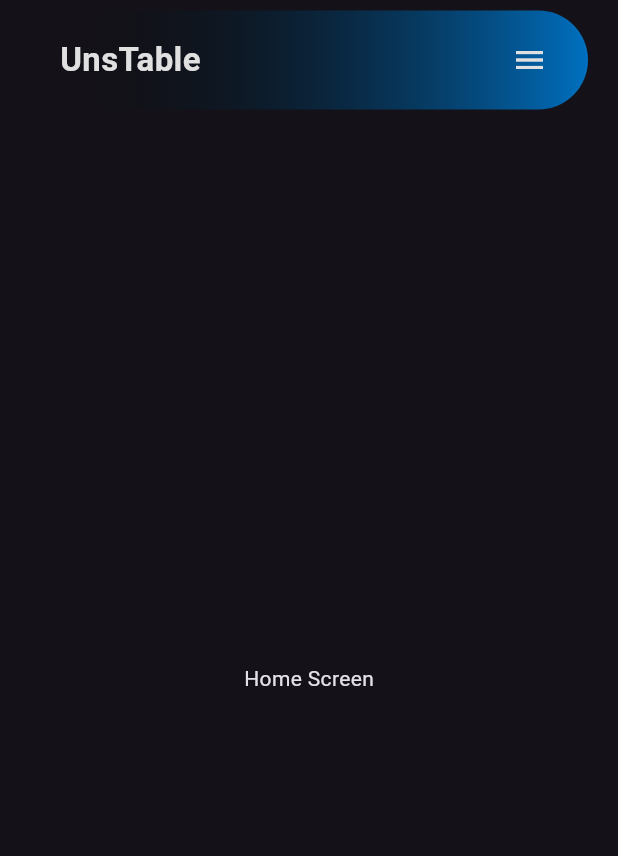
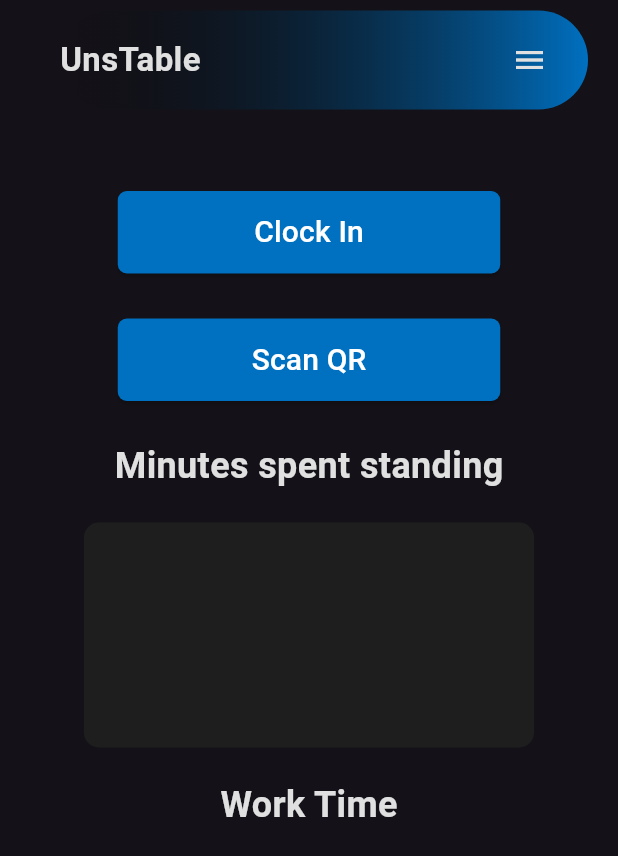
Before and after one commit to Intellivisionn/UnsTable, a Flutter app: the screen it shows after launch, on a phone screen of 412 x 824 dp. Shown: the top 856 px of the screen. Run offline on Flutter 3.47's test engine with Material 3 defaults, Android fonts, the phone set to English and light mode, and no system bars.

Commit message:
Refactor widget imports and update home screen layout

```diff
--- a/unstable/lib/pages/home_screen.dart
+++ b/unstable/lib/pages/home_screen.dart
@@ -1,6 +1,7 @@
 import 'package:flutter/material.dart';
 import 'package:unstable/constants/colors.dart';
-import 'package:unstable/widgets/new_drawer.dart';
+import 'package:unstable/widgets/Mobile/main_mobile.dart';
+import 'package:unstable/widgets/Mobile/new_drawer.dart';
 import 'package:unstable/widgets/site_logo.dart';
 
 class HomeScreen extends StatefulWidget {
@@ -53,8 +54,10 @@ class _HomeScreenState extends State<HomeScreen> {
           ),
         ),
       ),
-      body: const Center(
-        child: Text('Home Screen'),
+      body: ListView(
+        children: [
+          MainMobile(),
+        ],
       ),
     );
   }
--- a/unstable/lib/widgets/headder_mobile.dart
+++ b/unstable/lib/widgets/Mobile/headder_mobile.dart
@@ -4,10 +4,16 @@ import 'package:unstable/styles/style.dart';
 import 'package:unstable/widgets/site_logo.dart';
 
 class HeadderMobile extends StatelessWidget {
-  const HeadderMobile(
-      {super.key, this.onLogoTap, this.onMenuTap, required EdgeInsets padding});
+  const HeadderMobile({
+    super.key,
+    this.onLogoTap,
+    this.onMenuTap,
+    required EdgeInsets padding,
+  });
+
   final VoidCallback? onLogoTap;
   final VoidCallback? onMenuTap;
+
   @override
   Widget build(BuildContext context) {
     return Container(
@@ -25,9 +31,7 @@ class HeadderMobile extends StatelessWidget {
             icon: const Icon(Icons.menu),
             color: CustomColor.textColor,
           ),
-          const SizedBox(
-            width: 15,
-          ),
+          const SizedBox(width: 15),
         ],
       ),
     );
--- /dev/null
+++ b/unstable/lib/widgets/Mobile/main_mobile.dart
@@ -0,0 +1,105 @@
+import 'package:flutter/material.dart';
+import 'package:unstable/constants/colors.dart';
+
+class MainMobile extends StatelessWidget {
+  const MainMobile({super.key});
+
+  @override
+  Widget build(BuildContext context) {
+    var screenWidth = MediaQuery.of(context).size.width;
+    return Container(
+      margin: EdgeInsets.symmetric(horizontal: 20),
+      height: MediaQuery.of(context).size.height / 1.2,
+      constraints: BoxConstraints(minHeight: 350.0),
+      child: Row(
+        mainAxisAlignment: MainAxisAlignment.spaceEvenly,
+        children: [
+          Column(
+            mainAxisAlignment: MainAxisAlignment.center,
+            children: [
+              SizedBox(
+                width: 285,
+                height: 85,
+                child: Padding(
+                  padding: const EdgeInsets.all(15.0),
+                  child: ElevatedButton(
+                    onPressed: () {},
+                    style: btnStyle,
+                    child: const Text(
+                      'Clock In',
+                      style: TextStyle(color: Colors.white, fontSize: 20),
+                    ),
+                  ),
+                ),
+              ),
+              SizedBox(
+                width: 285,
+                height: 85,
+                child: Padding(
+                  padding: const EdgeInsets.all(15.0),
+                  child: ElevatedButton(
+                    onPressed: () {},
+                    style: btnStyle,
+                    child: const Text(
+                      'Scan QR',
+                      style: TextStyle(color: Colors.white, fontSize: 20),
+                    ),
+                  ),
+                ),
+              ),
+              const Padding(
+                padding: EdgeInsets.all(10.0),
+                child: Text(
+                  "Minutes spent standing",
+                  style: TextStyle(
+                      fontSize: 24,
+                      fontWeight: FontWeight.bold,
+                      color: CustomColor.textColor,
+                      height: 1.5),
+                ),
+              ),
+              Container(
+                width: 300,
+                height: 150,
+                decoration: BoxDecoration(
+                  color: CustomColor
+                      .cardColor, // You can change the color as needed
+                  borderRadius: BorderRadius.circular(10),
+                ),
+                margin: const EdgeInsets.all(10.0),
+              ),
+              const Padding(
+                padding: EdgeInsets.all(10.0),
+                child: Text(
+                  "Work Time",
+                  style: TextStyle(
+                      fontSize: 24,
+                      fontWeight: FontWeight.bold,
+                      color: CustomColor.textColor,
+                      height: 1.5),
+                ),
+              ),
+              Container(
+                width: 300,
+                height: 150,
+                decoration: BoxDecoration(
+                  color: CustomColor
+                      .cardColor, // You can change the color as needed
+                  borderRadius: BorderRadius.circular(10),
+                ),
+                margin: const EdgeInsets.all(10.0),
+              )
+            ],
+          ),
+        ],
+      ),
+    );
+  }
+}
+
+var btnStyle = ElevatedButton.styleFrom(
+  backgroundColor: CustomColor.accentColor,
+  shape: RoundedRectangleBorder(
+    borderRadius: BorderRadius.circular(6),
+  ),
+);
```
Also changed, not shown: unstable/lib/pages/home_page.dart (+4 -4 lines), unstable/lib/widgets/Desktop/headder_desktop.dart (renamed from unstable/lib/widgets/headder_desktop.dart), unstable/lib/widgets/Desktop/main_desktop.dart (renamed from unstable/lib/widgets/main_desktop.dart), unstable/lib/widgets/Mobile/drawer_mobile.dart (renamed from unstable/lib/widgets/drawer_mobile.dart), unstable/lib/widgets/Mobile/new_drawer.dart (renamed from unstable/lib/widgets/new_drawer.dart).
